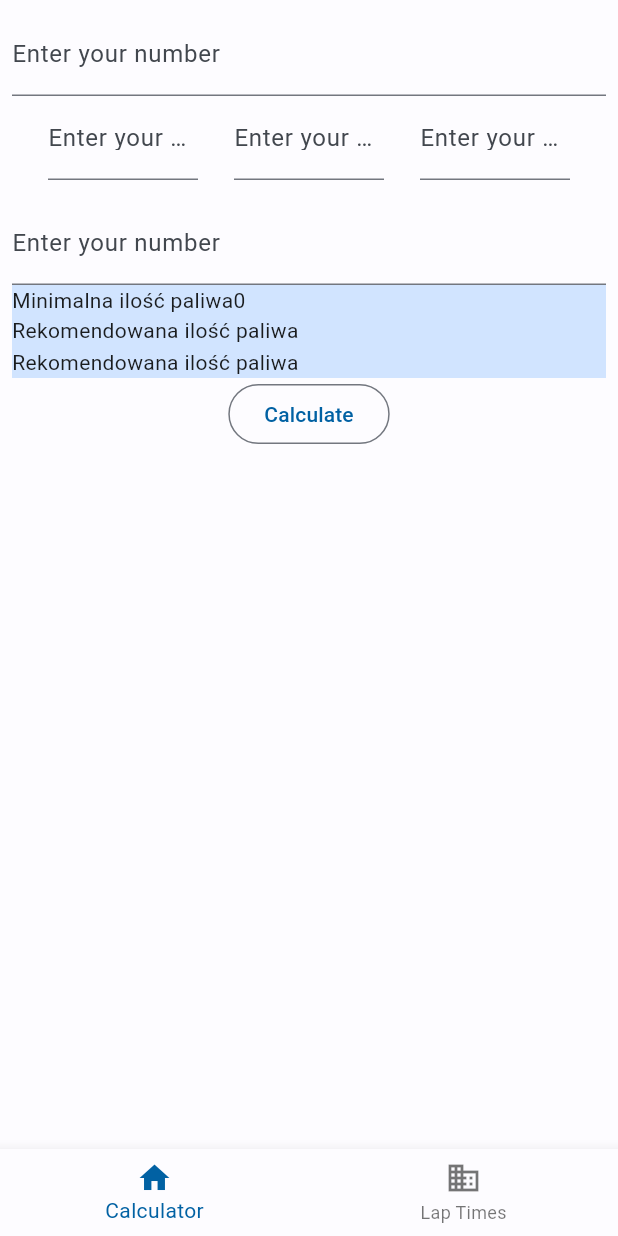
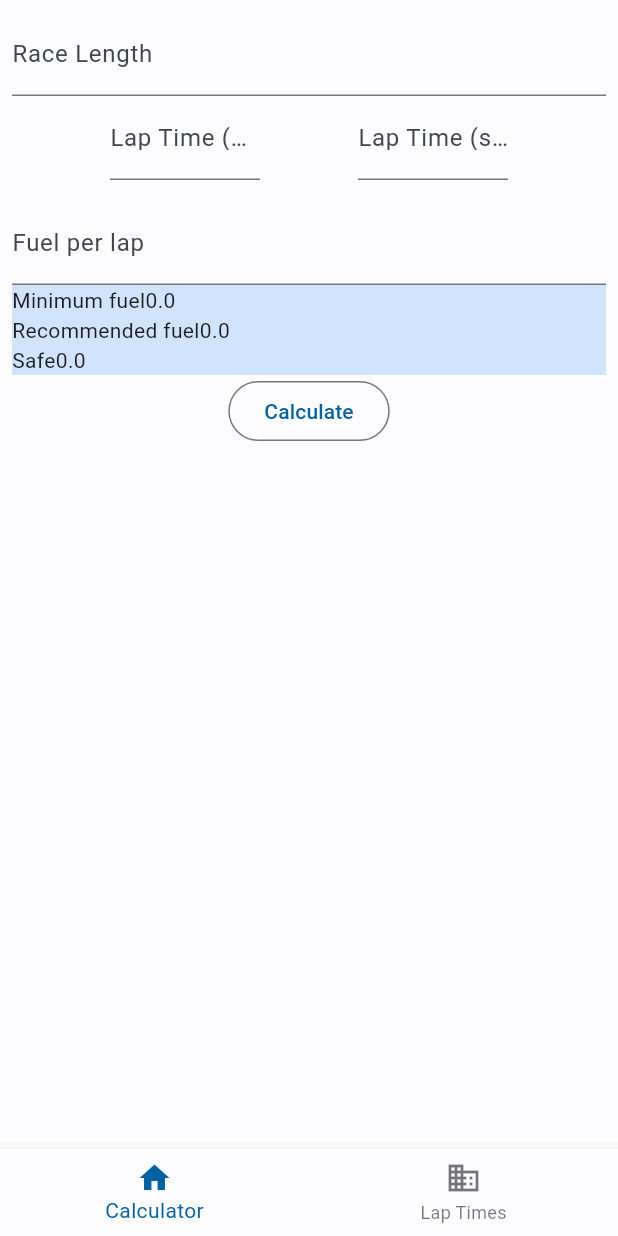
Before and after one commit to zenek64/flutter_simracing_app, a Flutter app: the screen it shows after launch, after a tap on "Calculate", on a phone screen of 412 x 824 dp. Run offline on Flutter 3.47's test engine with Material 2 defaults, Android fonts, the phone set to English and light mode, and no system bars.

Commit message:
working calculator

```diff
--- a/lib/calculator_screen.dart
+++ b/lib/calculator_screen.dart
@@ -8,11 +8,24 @@ class CalculatorScreen extends StatefulWidget {
 }
 
 class _CalculatorScreenState extends State<CalculatorScreen> {
-  var myController = TextEditingController();
-  int a = 0;
+  var raceLengthController = TextEditingController();
+  var minutesController = TextEditingController();
+  var secController = TextEditingController();
+  var fuelController = TextEditingController();
+  int raceLength = 0;
+  int time = 0;
+  double fuel = 0;
+  double results = 0;
   void oblicz() {
     setState(() {
-      a = (int.parse(myController.text) + 5);
+      time = Duration(
+              minutes: int.parse(minutesController.text),
+              seconds: int.parse(secController.text))
+          .inSeconds;
+      fuel = double.parse(fuelController.text);
+      raceLength =
+          Duration(minutes: int.parse(raceLengthController.text)).inSeconds;
+      results = ((raceLength / time) * fuel);
     });
   }
 
@@ -24,9 +37,9 @@ class _CalculatorScreenState extends State<CalculatorScreen> {
         mainAxisAlignment: MainAxisAlignment.start,
         children: [
           TextField(
-            decoration: const InputDecoration(labelText: "Enter your number"),
+            decoration: const InputDecoration(labelText: "Race Length"),
             keyboardType: TextInputType.number,
-            controller: myController,
+            controller: raceLengthController,
           ),
           Row(mainAxisAlignment: MainAxisAlignment.spaceEvenly, children: [
             Container(
@@ -34,37 +47,26 @@ class _CalculatorScreenState extends State<CalculatorScreen> {
               height: 70,
               child: TextField(
                 decoration:
-                    const InputDecoration(labelText: "Enter your number"),
+                    const InputDecoration(labelText: "Lap Time (minutes)"),
                 keyboardType: TextInputType.number,
-                controller: myController,
+                controller: minutesController,
               ),
             ),
             Container(
               width: 100,
               height: 70,
               child: TextField(
-                decoration:
-                    const InputDecoration(labelText: "Enter your number"),
+                decoration: const InputDecoration(labelText: "Lap Time (sec)"),
                 keyboardType: TextInputType.number,
-                controller: myController,
-              ),
-            ),
-            Container(
-              width: 100,
-              height: 70,
-              child: TextField(
-                decoration:
-                    const InputDecoration(labelText: "Enter your number"),
-                keyboardType: TextInputType.number,
-                controller: myController,
+                controller: secController,
               ),
             )
           ]),
           Container(
             child: TextField(
-              decoration: const InputDecoration(labelText: "Enter your number"),
+              decoration: const InputDecoration(labelText: "Fuel per lap"),
               keyboardType: TextInputType.number,
-              controller: myController,
+              controller: fuelController,
             ),
           ),
           Container(
@@ -72,19 +74,16 @@ class _CalculatorScreenState extends State<CalculatorScreen> {
             width: double.infinity,
             child: Column(children: [
               Row(
-                children: [Text("Minimalna ilość paliwa"), Text(a.toString())],
+                children: [Text("Minimum fuel"), Text(results.toString())],
               ),
               Row(
                 children: [
-                  Text("Rekomendowana ilość paliwa"),
-                  Text(myController.text)
+                  Text("Recommended fuel"),
+                  Text((results + fuel).toString())
                 ],
               ),
               Row(
-                children: [
-                  Text("Rekomendowana ilość paliwa"),
-                  Text(myController.text)
-                ],
+                children: [Text("Safe"), Text((results + fuel * 2).toString())],
               )
             ]),
           ),
```
